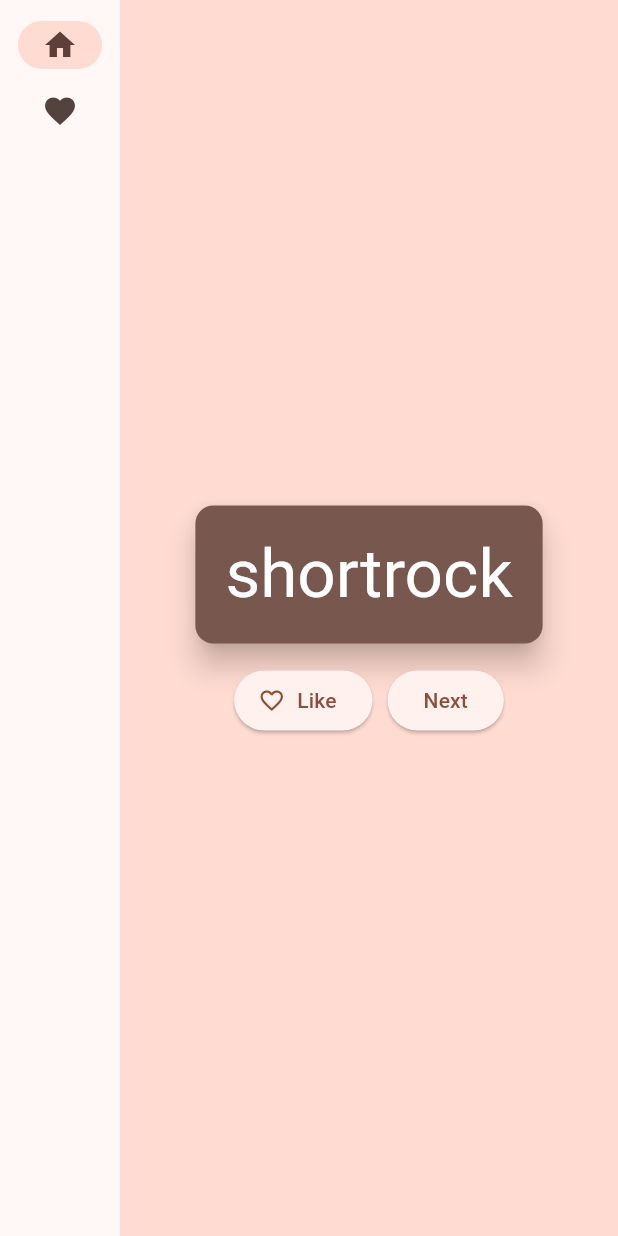
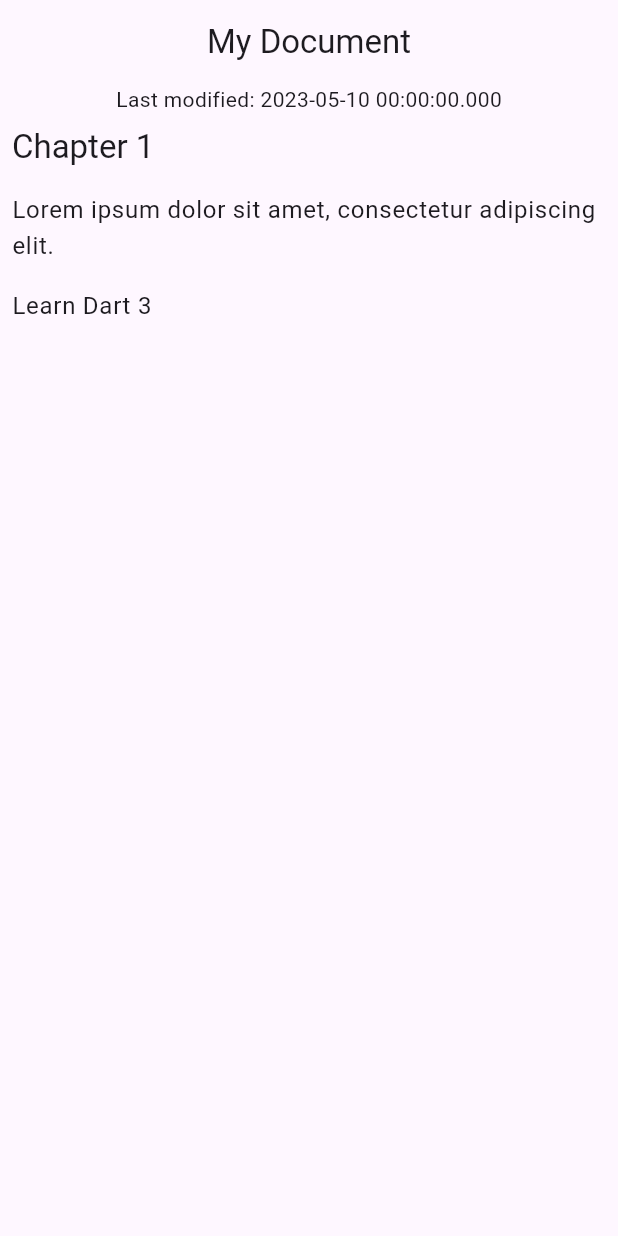
Before and after one commit to ywattenberg/flutter_tutorial, a Flutter app: the screen it shows after launch, on a phone screen of 412 x 824 dp. Run offline on Flutter 3.47's test engine with Material 3 defaults, Android fonts, the light colour scheme and no system bars.

Commit message:
new tutorial

```diff
--- a/analysis_options.yaml
+++ b/analysis_options.yaml
@@ -1,11 +1 @@
 include: package:flutter_lints/flutter.yaml
-
-linter:
-  rules:
-    avoid_print: false
-    prefer_const_constructors_in_immutables: false
-    prefer_const_constructors: false
-    prefer_const_literals_to_create_immutables: false
-    prefer_final_fields: false
-    unnecessary_breaks: true
-    use_key_in_widget_constructors: false
--- /dev/null
+++ b/lib/data.dart
@@ -0,0 +1,71 @@
+import 'dart:convert';
+
+class Document {
+  final Map<String, Object?> _json;
+  Document() : _json = jsonDecode(documentJson);
+
+  (String, {DateTime modified}) get metadata {
+    if (_json // Modify from here...
+        case {
+          'metadata': {'title': String title, 'modified': String localModified},
+        }) {
+      return (title, modified: DateTime.parse(localModified));
+    } else {
+      throw const FormatException('Unexpected JSON');
+    } // to here.
+  }
+
+  List<Block> getBlocks() {
+    if (_json case {'blocks': List<dynamic> blocksJson}) {
+      return [for (final blockJson in blocksJson) Block.fromJson(blockJson)];
+    } else {
+      throw const FormatException('Unexpected JSON');
+    }
+  }
+}
+
+class Block {
+  final String type;
+  final String text;
+  final bool checked;
+
+  Block(this.type, this.text, this.checked);
+
+  factory Block.fromJson(Map<String, dynamic> json) {
+    if (json case {
+      'type': String type,
+      'text': String text,
+      'checked': bool checked,
+    }) {
+      return Block(type, text, checked);
+    } else if (json case {'type': String type, 'text': String text}) {
+      return Block(type, text, false);
+    } else {
+      throw const FormatException('Unexpected JSON');
+    }
+  }
+}
+
+const documentJson = '''
+{
+  "metadata": {
+    "title": "My Document",
+    "modified": "2023-05-10"
+  },
+  "blocks": [
+    {
+      "type": "h1",
+      "text": "Chapter 1"
+    },
+    {
+      "type": "p",
+      "text": "Lorem ipsum dolor sit amet, consectetur adipiscing elit."
+    },
+    {
+      "type": "checkbox",
+      "checked": false,
+      "text": "Learn Dart 3"
+    }
+  ]
+}
+''';
--- a/lib/main.dart
+++ b/lib/main.dart
@@ -1,204 +1,74 @@
-import 'package:english_words/english_words.dart';
+import 'dart:ffi';
+
 import 'package:flutter/material.dart';
-import 'package:provider/provider.dart';
+
+import 'data.dart';
 
 void main() {
-  runApp(MyApp());
+  runApp(const DocumentApp());
 }
 
-class MyApp extends StatelessWidget {
-  const MyApp({super.key});
+class DocumentApp extends StatelessWidget {
+  const DocumentApp({super.key});
 
   @override
   Widget build(BuildContext context) {
-    return ChangeNotifierProvider(
-      create: (context) => MyAppState(),
-      child: MaterialApp(
-        title: 'Namer App',
-        theme: ThemeData(
-          useMaterial3: true,
-          colorScheme: ColorScheme.fromSeed(seedColor: Colors.deepOrange),
-        ),
-        home: MyHomePage(),
-      ),
+    return MaterialApp(
+      theme: ThemeData(useMaterial3: true),
+      home: DocumentScreen(document: Document()),
     );
   }
 }
 
-class MyAppState extends ChangeNotifier {
-  var current = WordPair.random();
-  var favorites = <WordPair>[];
+class BlockWidget extends StatelessWidget {
+  final Block block;
 
-  void getNext() {
-    current = WordPair.random();
-    notifyListeners();
-  }
+  const BlockWidget({required this.block, super.key});
 
-  void toggleFavorite() {
-    if (favorites.contains(current)) {
-      favorites.remove(current);
-    } else {
-      favorites.add(current);
-    }
-    notifyListeners();
-  }
-}
-
-class FavoritePage extends StatelessWidget {
   @override
   Widget build(BuildContext context) {
-    var appState = context.watch<MyAppState>();
-    return Center(
-      child: ListView(
-        children: [
-          Padding(
-            padding: const EdgeInsets.all(20.0),
-            child: Text('You have ${appState.favorites.length} favorites:'),
-          ),
-          for (var pair in appState.favorites)
-            ListTile(
-              title: Text(
-                pair.asLowerCase,
-                style: Theme.of(context).textTheme.titleMedium,
-              ),
-              leading: Icon(Icons.favorite),
-            ),
-        ],
-      ),
+    TextStyle? textStyle;
+    switch (block.type) {
+      case 'h1':
+        textStyle = Theme.of(context).textTheme.titleLarge;
+      case 'p' || 'checkbox':
+        textStyle = Theme.of(context).textTheme.bodyLarge;
+      case _:
+        textStyle = Theme.of(context).textTheme.bodyMedium;
+    }
+
+    return Container(
+      margin: const EdgeInsets.all(8),
+      child: Text(block.text, style: textStyle),
     );
   }
 }
 
-class MyHomePage extends StatefulWidget {
-  @override
-  State<MyHomePage> createState() => _MyHomePageState();
-}
+class DocumentScreen extends StatelessWidget {
+  final Document document;
 
-class _MyHomePageState extends State<MyHomePage> {
-  var selectedIndex = 0;
+  const DocumentScreen({required this.document, super.key});
 
   @override
   Widget build(BuildContext context) {
-    Widget page;
-    switch (selectedIndex) {
-      case 0:
-        page = GeneratorPage();
-        break;
-      case 1:
-        page = FavoritePage();
-        break;
-      default:
-        throw UnimplementedError('no widget for $selectedIndex');
-    }
+    final (title, :modified) = document.metadata;
+    final blockList = document.getBlocks();
 
-    return LayoutBuilder(builder: (context, constraints) {
-      return Scaffold(
-        body: Row(
-          children: [
-            SafeArea(
-              child: NavigationRail(
-                extended: constraints.maxWidth >= 600,
-                destinations: [
-                  NavigationRailDestination(
-                    icon: Icon(Icons.home),
-                    label: Text('Home'),
-                  ),
-                  NavigationRailDestination(
-                    icon: Icon(Icons.favorite),
-                    label: Text('Favorites'),
-                  ),
-                ],
-                selectedIndex: selectedIndex,
-                onDestinationSelected: (value) {
-                  setState(() {
-                    selectedIndex = value;
-                  });
-                },
-              ),
+    return Scaffold(
+      appBar: AppBar(title: Center(child: Text(title))),
+      body: Column(
+        children: [
+          Center(child: Text('Last modified: $modified')),
+          Expanded(
+            child: ListView.builder(
+              itemCount: blockList.length,
+              itemBuilder: (context, index) {
+                return BlockWidget(block: blockList[index]);
+              },
             ),
-            Expanded(
-              child: Container(
-                color: Theme.of(context).colorScheme.primaryContainer,
-                child: page,
-              ),
-            ),
-          ],
-        ),
-      );
-    });
-  }
-}
-
-class GeneratorPage extends StatelessWidget {
-  @override
-  Widget build(BuildContext context) {
-    var appState = context.watch<MyAppState>();
-    var pair = appState.current;
-
-    IconData icon;
-    if (appState.favorites.contains(pair)) {
-      icon = Icons.favorite;
-    } else {
-      icon = Icons.favorite_border;
-    }
-
-    return Center(
-      child: Column(
-        mainAxisAlignment: MainAxisAlignment.center,
-        children: [
-          BigCard(pair: pair),
-          SizedBox(height: 10),
-          Row(
-            mainAxisSize: MainAxisSize.min,
-            children: [
-              ElevatedButton.icon(
-                onPressed: () {
-                  appState.toggleFavorite();
-                },
-                icon: Icon(icon),
-                label: Text('Like'),
-              ),
-              SizedBox(width: 10),
-              ElevatedButton(
-                onPressed: () {
-                  appState.getNext();
-                },
-                child: Text('Next'),
-              ),
-            ],
           ),
         ],
       ),
     );
   }
 }
-
-class BigCard extends StatelessWidget {
-  const BigCard({
-    super.key,
-    required this.pair,
-  });
-
-  final WordPair pair;
-
-  @override
-  Widget build(BuildContext context) {
-    final theme = Theme.of(context);
-    final style = theme.textTheme.displayMedium!.copyWith(
-      color: theme.colorScheme.onPrimary,
-    );
-    return Card(
-      elevation: 8,
-      color: theme.colorScheme.secondary,
-      // margin: const EdgeInsets.only(top: 50.0),
-      child: Padding(
-        padding: const EdgeInsets.all(20.0),
-        child: Text(
-          pair.asLowerCase,
-          style: style,
-          semanticsLabel: "${pair.first} ${pair.second}",
-        ),
-      ),
-    );
-  }
-}
```
Also changed, not shown: pubspec.yaml (+5 -11 lines), pubspec.lock, 2 other files.
